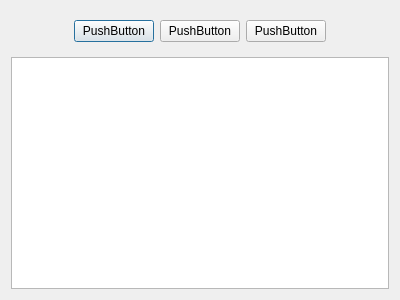
This is helpviewdialog.ui in VitalyGladyshev/GB-text-editor as Qt 5 draws it before an edit. The edited form follows.
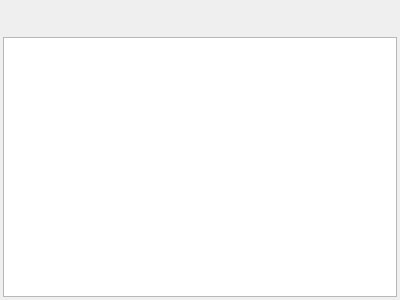
This is the edited form. Icons and pictures are not drawn.

```diff
--- a/helpviewdialog.ui
+++ b/helpviewdialog.ui
@@ -14,9 +14,33 @@
    <string>Help view</string>
   </property>
   <layout class="QVBoxLayout" name="verticalLayout">
+   <property name="leftMargin">
+    <number>3</number>
+   </property>
+   <property name="topMargin">
+    <number>3</number>
+   </property>
+   <property name="rightMargin">
+    <number>3</number>
+   </property>
+   <property name="bottomMargin">
+    <number>3</number>
+   </property>
    <item>
     <widget class="QWidget" name="widget" native="true">
      <layout class="QHBoxLayout" name="horizontalLayout">
+      <property name="leftMargin">
+       <number>3</number>
+      </property>
+      <property name="topMargin">
+       <number>3</number>
+      </property>
+      <property name="rightMargin">
+       <number>3</number>
+      </property>
+      <property name="bottomMargin">
+       <number>3</number>
+      </property>
       <item>
        <spacer name="horizontalSpacer">
         <property name="orientation">
@@ -33,21 +57,60 @@
       <item>
        <widget class="QPushButton" name="pushButtonBackward">
         <property name="text">
-         <string>PushButton</string>
+         <string/>
+        </property>
+        <property name="icon">
+         <iconset resource="teresources.qrc">
+          <normaloff>:/images/icons/back.png</normaloff>:/images/icons/back.png</iconset>
+        </property>
+        <property name="iconSize">
+         <size>
+          <width>32</width>
+          <height>32</height>
+         </size>
+        </property>
+        <property name="flat">
+         <bool>true</bool>
         </property>
        </widget>
       </item>
       <item>
        <widget class="QPushButton" name="pushButtonHome">
         <property name="text">
-         <string>PushButton</string>
+         <string/>
+        </property>
+        <property name="icon">
+         <iconset resource="teresources.qrc">
+          <normaloff>:/images/icons/gohome.png</normaloff>:/images/icons/gohome.png</iconset>
+        </property>
+        <property name="iconSize">
+         <size>
+          <width>32</width>
+          <height>32</height>
+         </size>
+        </property>
+        <property name="flat">
+         <bool>true</bool>
         </property>
        </widget>
       </item>
       <item>
        <widget class="QPushButton" name="pushButtonForward">
         <property name="text">
-         <string>PushButton</string>
+         <string/>
+        </property>
+        <property name="icon">
+         <iconset resource="teresources.qrc">
+          <normaloff>:/images/icons/forward.png</normaloff>:/images/icons/forward.png</iconset>
+        </property>
+        <property name="iconSize">
+         <size>
+          <width>32</width>
+          <height>32</height>
+         </size>
+        </property>
+        <property name="flat">
+         <bool>true</bool>
         </property>
        </widget>
       </item>
```
Left out of the diff: 10 changed lines with no effect on the pictures.
